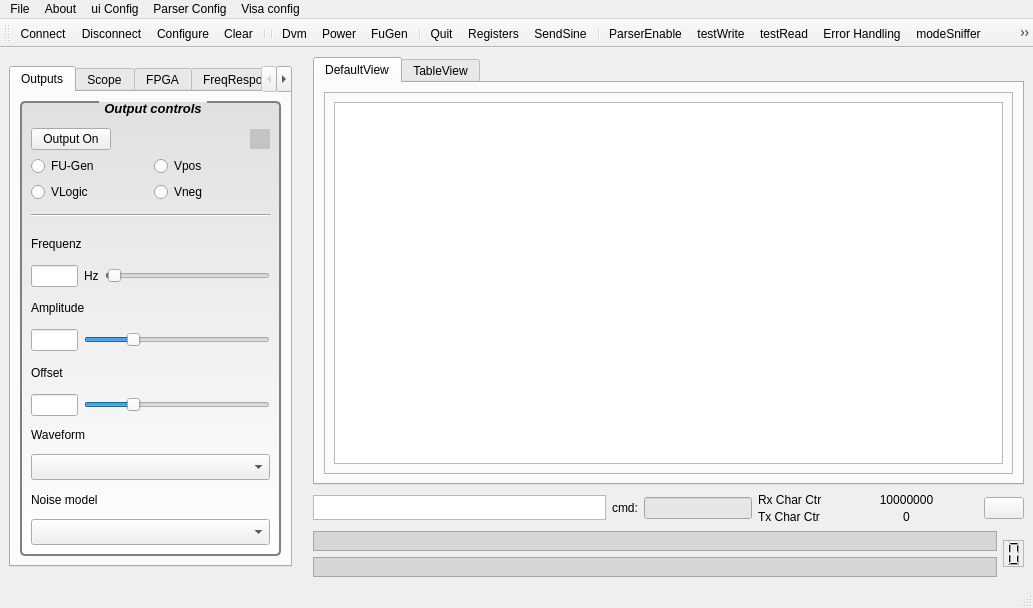
This is visa.ui in mainster/visa-commander as Qt 5 draws it before an edit. The edited form follows.
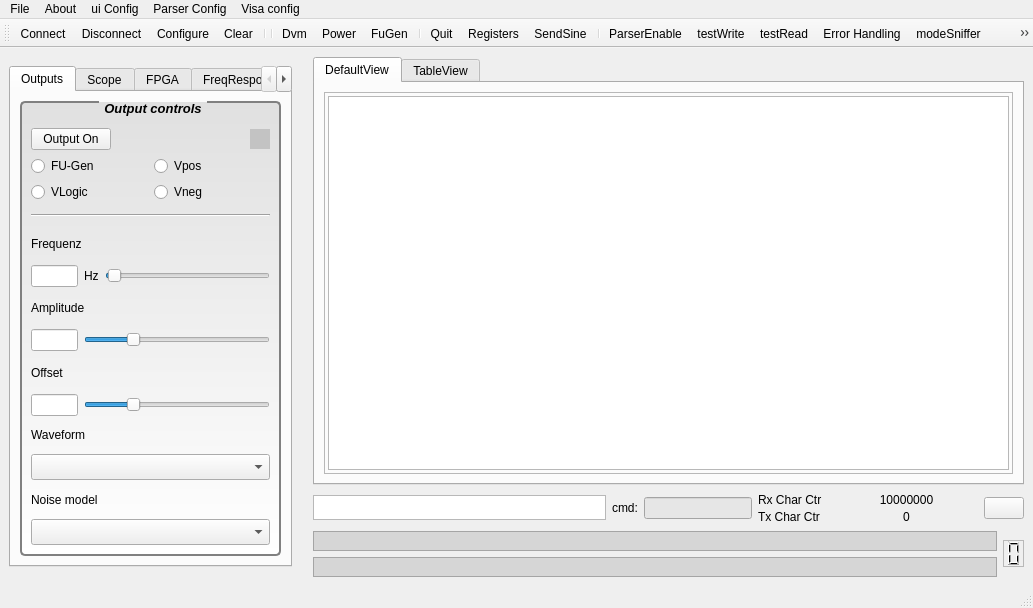
This is the edited form. The open tabs and pages were chosen to show the change. Icons and pictures are not drawn. Custom widgets are drawn as their Qt base class.

Commit message: - Operator overloading, tests for later implementation of a QTextStream interface to subclassed IOEdit:: - Last commit befor adding a QxSplitter and a second IOEdit:: class instance

What changed in the file:
```diff
--- a/visa.ui
+++ b/visa.ui
@@ -1114,6 +1114,18 @@
            <enum>QFrame::Raised</enum>
           </property>
           <layout class="QGridLayout" name="gridLayout_13">
+           <property name="leftMargin">
+            <number>3</number>
+           </property>
+           <property name="topMargin">
+            <number>3</number>
+           </property>
+           <property name="rightMargin">
+            <number>3</number>
+           </property>
+           <property name="bottomMargin">
+            <number>3</number>
+           </property>
            <item row="0" column="0">
             <widget class="QPlainTextEdit" name="dummy"/>
            </item>
```
Left out of the diff: 26 changed lines with no effect on the pictures. The commit also changes 7 other files.
